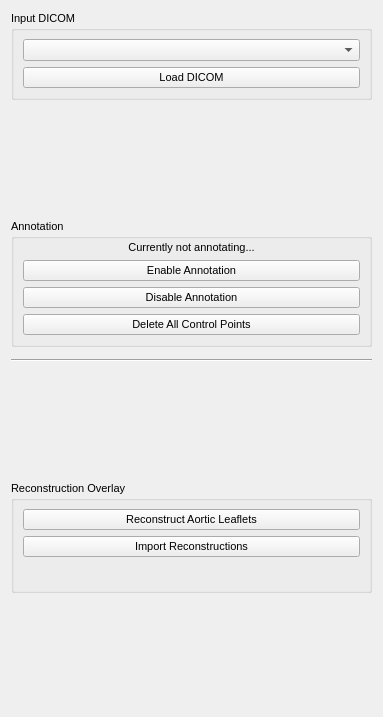
Before: the Qt Designer form 3dslicer/TextExtension/TestExtension/Interface/Resources/UI/Interface.ui in DannyStruijk/Stenosis-Severity, drawn with Qt 5.
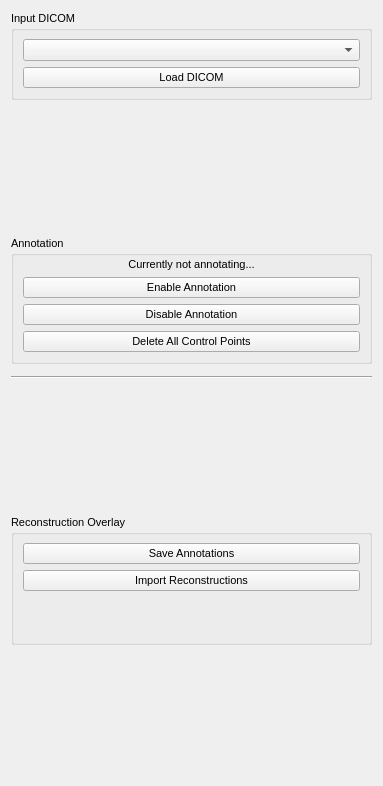
After: the same form once the commit is applied. Custom widgets are drawn as their Qt base class.

Patch:
```diff
--- a/3dslicer/TextExtension/TestExtension/Interface/Resources/UI/Interface.ui
+++ b/3dslicer/TextExtension/TestExtension/Interface/Resources/UI/Interface.ui
@@ -7,7 +7,7 @@
     <x>0</x>
     <y>0</y>
     <width>383</width>
-    <height>717</height>
+    <height>786</height>
    </rect>
   </property>
   <layout class="QVBoxLayout" name="verticalLayout">
@@ -144,7 +144,7 @@
       <item>
        <widget class="QPushButton" name="reconstructButton">
         <property name="text">
-         <string>Reconstruct Aortic Leaflets</string>
+         <string>Save Annotations</string>
         </property>
        </widget>
       </item>
```
